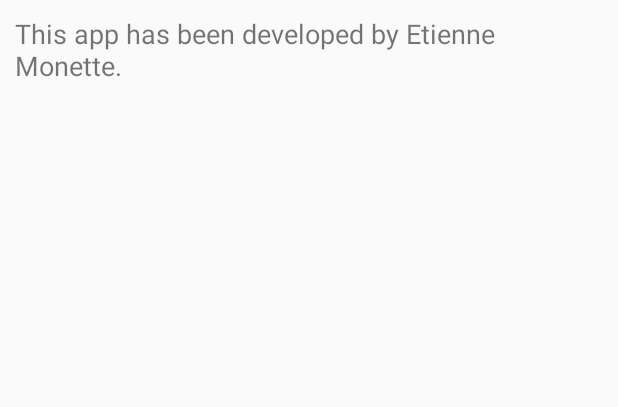
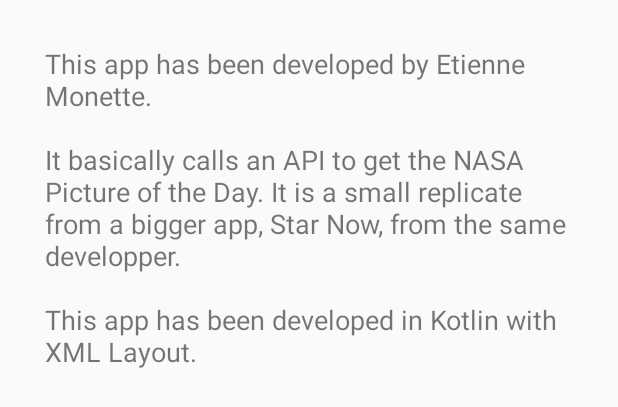
Before and after one commit to Etienne155/KotlinApp_1, an Android app: the layout activity_about.xml on its own in the app's theme, with its tools: preview values and no code run, on a phone screen of 412 x 824 dp. Shown: the top 407 px of the screen. Run offline under Robolectric (Android 15) with nearby library versions, the phone set to English and light mode, and no system bars.

```diff
--- a/app/src/main/res/layout/activity_about.xml
+++ b/app/src/main/res/layout/activity_about.xml
@@ -9,7 +9,7 @@
         android:layout_width="match_parent"
         android:layout_height="1000dp"
         android:orientation="vertical"
-        android:padding="10dp">
+        android:padding="30dp">
 
         <TextView
             android:text="@string/text_about"
--- a/app/src/main/res/layout/activity_settings.xml
+++ b/app/src/main/res/layout/activity_settings.xml
@@ -8,7 +8,7 @@
         android:layout_width="match_parent"
         android:layout_height="1000dp"
         android:orientation="vertical"
-        android:padding="10dp">
+        android:padding="30dp">
 
         <TextView
             android:text="@string/text_settings"
--- a/app/src/main/res/layout/content_main.xml
+++ b/app/src/main/res/layout/content_main.xml
@@ -10,7 +10,7 @@
         android:layout_width="match_parent"
         android:layout_height="1000dp"
         android:orientation="vertical"
-        android:padding="10dp">
+        android:padding="30dp">
 
         <TextView
             android:id="@+id/textViewTitle"
--- a/app/src/main/res/values/strings.xml
+++ b/app/src/main/res/values/strings.xml
@@ -2,7 +2,13 @@
     <string name="app_name">APOD</string>
     <string name="action_settings">Settings</string>
     <string name="action_about">About</string>
-    <string name="text_settings">Here are the settings.</string>
-    <string name="text_about">This app has been developed by Etienne Monette.</string>
-
+    <string name="text_settings">
+        Here are the settings.
+    </string>
+    <string name="text_about">
+        This app has been developed by Etienne Monette.
+        \n\nIt basically calls an API to get the NASA Picture of the Day.
+        It is a small replicate from a bigger app, Star Now, from the same developper.
+        \n\nThis app has been developed in Kotlin with XML Layout.
+    </string>
 </resources>
```
Also changed, not shown: app/src/main/java/com/etien/mykotlinapplication2/AboutActivity.kt (+29 -0 lines), app/src/main/java/com/etien/mykotlinapplication2/SettingsActivity.kt (+28 -0 lines), 1 other file.
